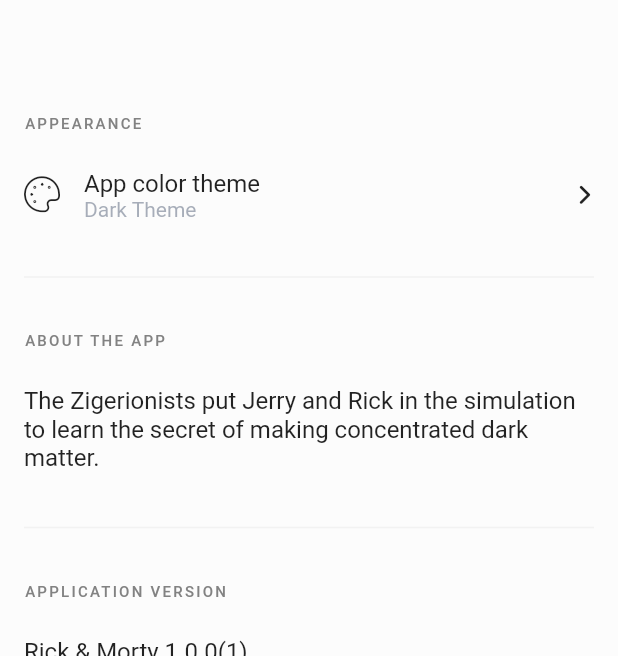
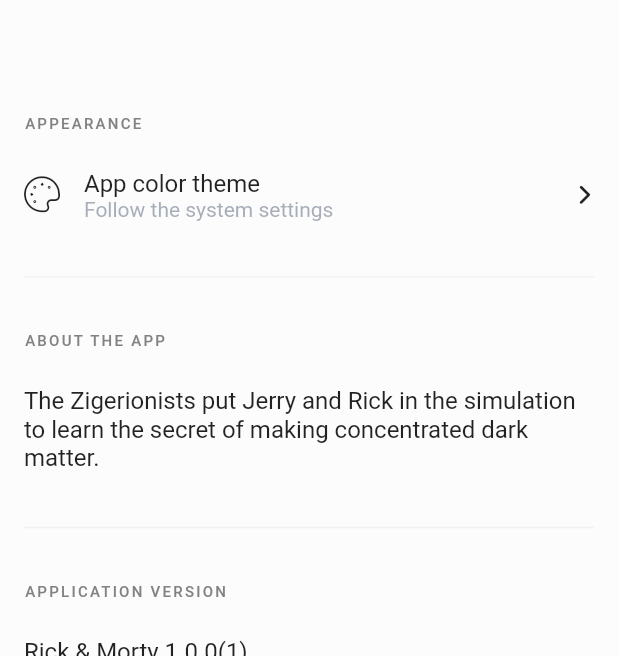
Before and after one commit to robotoss/rick_and_morty, a Flutter app: the SettingsScreen screen opened directly, on a phone screen of 412 x 824 dp, the part 59-715 px from its top. Run offline on Flutter 3.47's test engine with Material 2 defaults, Android fonts, the phone set to English and light mode, and no system bars; our stand-ins replace flutter_bloc, package_info, rxdart, shared_preferences; missing offline and left inert: shared_preferences_web; accounts and stored records are empty; generated files the repository leaves out were written again.

Commit message:
add theme name to settings

```diff
--- a/lib/data/helpers/theme_types.dart
+++ b/lib/data/helpers/theme_types.dart
@@ -1 +1,14 @@
+import 'package:flutter_gen/gen_l10n/app_localizations.dart';
+
 enum ThemeType { dark, light, byDevice }
+
+String themeName(ThemeType themeType, AppLocalizations localizations) {
+  switch (themeType) {
+    case ThemeType.dark:
+      return localizations.dark_theme;
+    case ThemeType.light:
+      return localizations.light_theme;
+    case ThemeType.byDevice:
+      return localizations.follow_the_system_settings;
+  }
+}
--- a/lib/screens/settings/settings_screen.dart
+++ b/lib/screens/settings/settings_screen.dart
@@ -1,8 +1,10 @@
 import 'package:flutter/material.dart';
 import 'package:flutter_gen/gen_l10n/app_localizations.dart';
 import 'package:provider/provider.dart';
+import 'package:rick_and_morty/data/helpers/theme_types.dart';
 import 'package:rick_and_morty/theme/app_text_styles.dart';
 import 'package:rick_and_morty/theme/rick_morty_icons.dart';
+import 'package:rick_and_morty/theme/theme_manager.dart';
 
 import 'change_theme_dialog.dart';
 import 'view_model.dart';
@@ -115,7 +117,10 @@ class _Appearance extends StatelessWidget {
                 style: Theme.of(context).textTheme.subtitle1,
               ),
               Text(
-                AppLocalizations.of(context)!.dark_theme,
+                themeName(
+                  Provider.of<ThemeNotifier>(context).getThemeType(),
+                  AppLocalizations.of(context)!,
+                ),
                 style: AppTextStyles.subTitle,
               ),
             ],
--- a/lib/theme/theme_manager.dart
+++ b/lib/theme/theme_manager.dart
@@ -92,8 +92,10 @@ class ThemeNotifier with ChangeNotifier {
     final brightness = SchedulerBinding.instance!.window.platformBrightness;
     if (brightness == Brightness.dark) {
       _themeData = darkTheme;
+      _activeThemeType = ThemeType.dark;
     } else {
       _themeData = lightTheme;
+      _activeThemeType = ThemeType.light;
     }
 
     SharedPreferences.getInstance().then(
```
Also changed, not shown: 1 other file.
